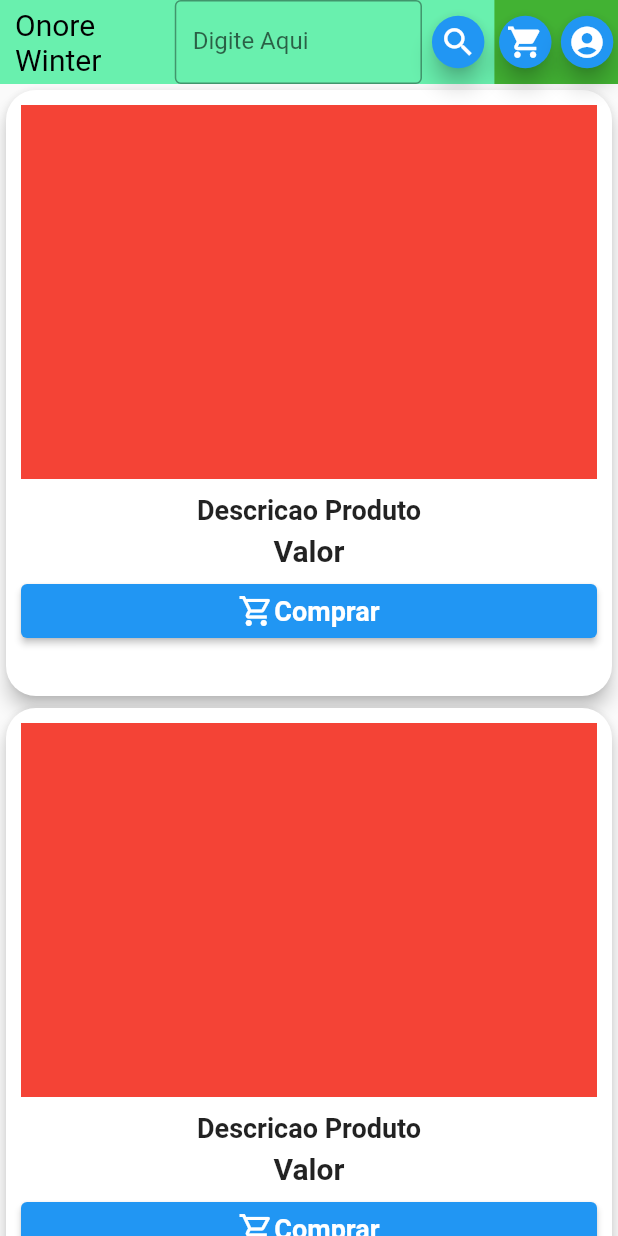
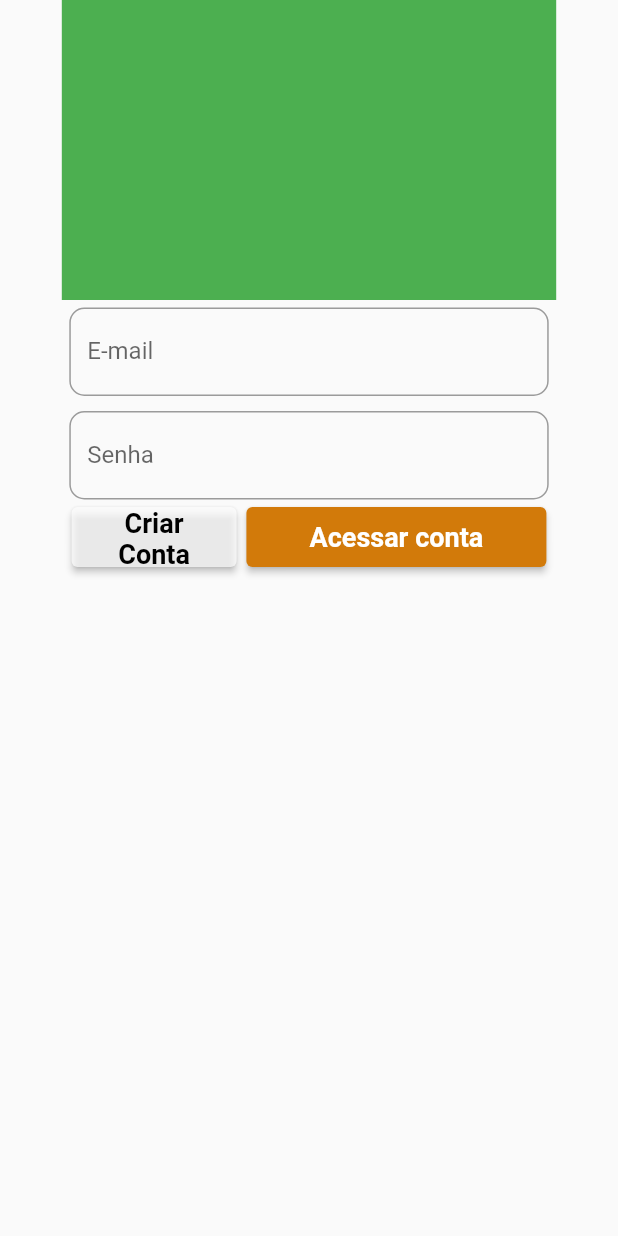
Before and after one commit to Tiodirca/OnoreWinter, a Flutter app: the screen it shows after launch, on a phone screen of 412 x 824 dp. Run offline on Flutter 3.47's test engine with Material 2 defaults, Android fonts, the phone set to English and light mode, and no system bars.

Commit message:
adicao de tela de login

```diff
--- /dev/null
+++ b/lib/Modelo/login.dart
@@ -0,0 +1,6 @@
+class Login {
+  String email;
+  String senha;
+
+  Login({required this.email, required this.senha});
+}
--- /dev/null
+++ b/lib/Telas/tela_login.dart
@@ -0,0 +1,110 @@
+import 'package:flutter/material.dart';
+
+import '../Uteis/paleta_cores.dart';
+import '../Uteis/textos.dart';
+import '../Widgets/campo_formulario.dart';
+
+class TelaLogin extends StatefulWidget {
+  const TelaLogin({Key? key}) : super(key: key);
+
+  @override
+  State<TelaLogin> createState() => _TelaLoginState();
+}
+
+class _TelaLoginState extends State<TelaLogin> {
+  TextEditingController controllerEmail = TextEditingController(text: "");
+  TextEditingController controllerSenha = TextEditingController(text: "");
+  final chaveFormulario = GlobalKey<FormState>();
+
+  @override
+  Widget build(BuildContext context) {
+    double larguraTela = MediaQuery.of(context).size.width;
+    double alturaTela = MediaQuery.of(context).size.height;
+    double alturaBarraStatus = MediaQuery.of(context).padding.top;
+    double alturaAppBar = AppBar().preferredSize.height;
+    return Scaffold(
+      body: SizedBox(
+          height: alturaTela,
+          width: larguraTela,
+          child: Column(
+            mainAxisAlignment: MainAxisAlignment.start,
+            children: [
+              SizedBox(
+                width: larguraTela * 0.8,
+                child: Column(
+                  children: [
+                    Container(
+                      height: 200,
+                      width: larguraTela,
+                      color: Colors.green,
+                    ),
+                    Form(
+                        key: chaveFormulario,
+                        child: Column(
+                          children: [
+                            CampoFormulario(
+                              controller: controllerEmail,
+                              label: Textos.labelEmail,
+                            ),
+                            CampoFormulario(
+                              controller: controllerSenha,
+                              label: Textos.labelSenha,
+                            ),
+                          ],
+                        )),
+                    // BOTOES DE ACAO
+                    Row(
+                      mainAxisAlignment: MainAxisAlignment.spaceEvenly,
+                      children: [
+                        SizedBox(
+                          height: 40,
+                          width: 110,
+                          child: ElevatedButton(
+                              style: ElevatedButton.styleFrom(
+                                backgroundColor: Colors.white70,
+                              ),
+                              onPressed: () {
+                                // if (chaveFormulario.currentState!.validate()) {
+                                //   print(controllerEmail.text);
+                                //   print(controllerSenha.text);
+                                // }
+                              },
+                              child: Text(
+                                Textos.btnCriarConta,
+                                style: const TextStyle(
+                                    fontSize: 18,
+                                    fontWeight: FontWeight.bold,
+                                    color: Colors.black),
+                                textAlign: TextAlign.center,
+                              )),
+                        ),
+                        SizedBox(
+                          height: 40,
+                          width: 200,
+                          child: ElevatedButton(
+                              style: ElevatedButton.styleFrom(
+                                backgroundColor: PaletaCores.corCastanho,
+                              ),
+                              onPressed: () {
+                                if (chaveFormulario.currentState!.validate()) {
+                                  print(controllerEmail.text);
+                                  print(controllerSenha.text);
+                                }
+                              },
+                              child: Text(
+                                Textos.btnAcessar,
+                                style: const TextStyle(
+                                    fontSize: 18, fontWeight: FontWeight.bold),
+                                textAlign: TextAlign.center,
+                              )),
+                        )
+                      ],
+                    )
+                  ],
+                ),
+              ),
+            ],
+          )),
+    );
+  }
+}
--- /dev/null
+++ b/lib/Uteis/constantes.dart
@@ -0,0 +1,12 @@
+class Constantes {
+  static const rotasTelaInicial = "telaInicial";
+  static const rotasTelaLogin = "telaLogin";
+
+
+
+
+
+
+
+
+}
--- a/lib/Uteis/paleta_cores.dart
+++ b/lib/Uteis/paleta_cores.dart
@@ -1,6 +1,9 @@
 import 'package:flutter/cupertino.dart';
 
 class PaletaCores {
-  static const Color corVerde = Color(0xff42b233);
-  static const Color corVerde2 = Color(0xff14c545);
+  static const Color corAzul = Color(0xff1f2a65);
+  static const Color corAzulClaro = Color(0xff0e4bef);
+  static const Color corCastanho = Color(0xffd27a0a);
+  static const Color corOuro = Color(0xffdaa520);
+  static const Color corVerde = Color(0xff14c545);
 }
--- /dev/null
+++ b/lib/Uteis/rotas.dart
@@ -0,0 +1,41 @@
+import 'package:flutter/cupertino.dart';
+import 'package:flutter/material.dart';
+import 'package:onorewinter/Telas/tela_inicial.dart';
+import 'package:onorewinter/Telas/tela_login.dart';
+
+import 'constantes.dart';
+
+class Rotas {
+  static GlobalKey<NavigatorState>? navigatorKey = GlobalKey<NavigatorState>();
+
+  static Route<dynamic> generateRoute(RouteSettings settings) {
+    // Recebe os parâmetros na chamada do Navigator.
+    final args = settings.arguments;
+    switch (settings.name) {
+      case Constantes.rotasTelaInicial:
+        return MaterialPageRoute(builder: (_) => const TelaInicial());
+      case Constantes.rotasTelaLogin:
+        return MaterialPageRoute(builder: (_) => const TelaLogin());
+    }
+    // Se o argumento não é do tipo correto, retorna erro
+    return erroRota(settings);
+  }
+
+  //metodo para exibir tela de erro
+  static Route<dynamic> erroRota(RouteSettings settings) {
+    return MaterialPageRoute(builder: (_) {
+      return Scaffold(
+        appBar: AppBar(
+          backgroundColor: Colors.red,
+          title: const Text("Telas não encontrada!"),
+        ),
+        body: Container(
+          color: Colors.red,
+          child: const Center(
+            child: Text("Telas não encontrada."),
+          ),
+        ),
+      );
+    });
+  }
+}
--- a/lib/Uteis/textos.dart
+++ b/lib/Uteis/textos.dart
@@ -5,7 +5,17 @@ class Textos {
   static String hintBarraPesquisa = "Digite Aqui";
 
   static String btnComprar = "Comprar";
+  static String btnAcessar = "Acessar conta";
+  static String btnCriarConta = "Criar Conta";
+
+  static String hintCampoFormulario = "Digite aqui";
+
+  static String erroCampoFormVazio = "Preencha este campo para prosseguir";
 
   // Textos das CATEGORIAS
   static String categoriaDescricao = "Categorias";
+
+  // Textos TELA LOGIN
+  static String labelEmail = "E-mail";
+  static String labelSenha = "Senha";
 }
--- a/lib/Widgets/app_bar_widget.dart
+++ b/lib/Widgets/app_bar_widget.dart
@@ -15,13 +15,11 @@ class AppBarWidget extends StatelessWidget implements PreferredSizeWidget {
     return Container(
       margin: EdgeInsets.only(top: alturaBarraStatus),
       width: larguraTela,
-      color: PaletaCores.corVerde,
+      color: PaletaCores.corAzul,
       child: Row(
         children: [
           Expanded(
               flex: 4,
-              child: Container(
-                color: Colors.greenAccent,
               child: Row(
                 children: [
                   Expanded(
@@ -31,24 +29,29 @@ class AppBarWidget extends StatelessWidget implements PreferredSizeWidget {
                         child: Text(Textos.nomeAplicacao,
                             textAlign: TextAlign.start,
                             style: const TextStyle(
-                                fontSize: 20, color: Colors.black)),
-                      )
-                    ),
+                                fontWeight: FontWeight.bold,
+                                fontSize: 20,
+                                color: Colors.white)),
+                      )),
                   Expanded(
                       flex: 2,
                       child: Row(
-                          mainAxisAlignment: MainAxisAlignment.spaceEvenly,
+                        mainAxisAlignment: MainAxisAlignment.center,
                         crossAxisAlignment: CrossAxisAlignment.center,
                         children: [
-                            SizedBox(
+                          Container(
+                            margin: const EdgeInsets.all(5),
                             width: larguraTela * 0.4,
                             child: TextField(
                               decoration: InputDecoration(
-                                    border: const OutlineInputBorder(
-                                      borderSide: BorderSide(width: 2),
+                                  border: OutlineInputBorder(
+                                    borderSide: const BorderSide(
+                                        width: 1, color: Colors.white),
+                                    borderRadius: BorderRadius.circular(10),
                                   ),
+                                  hintStyle:
+                                      const TextStyle(color: Colors.black),
                                   hintText: Textos.hintBarraPesquisa),
-                                style: const TextStyle(),
                             ),
                           ),
                           SizedBox(
@@ -56,20 +59,20 @@ class AppBarWidget extends StatelessWidget implements PreferredSizeWidget {
                             height: 35,
                             child: FloatingActionButton(
                               onPressed: () {},
+                              backgroundColor: PaletaCores.corOuro,
                               hoverElevation: 10,
-                                hoverColor: Colors.lightGreen,
+                              hoverColor: PaletaCores.corVerde,
                               child: const Icon(Icons.search, size: 25),
                             ),
                           ),
                         ],
                       ))
                 ],
-                ),
               )),
           Expanded(
               flex: 1,
               child: Row(
-                mainAxisAlignment: MainAxisAlignment.spaceAround,
+                mainAxisAlignment: MainAxisAlignment.end,
                 children: [
                   SizedBox(
                     width: 35,
@@ -85,7 +88,7 @@ class AppBarWidget extends StatelessWidget implements PreferredSizeWidget {
                     height: 35,
                     child: FloatingActionButton(
                       onPressed: () {},
-                      hoverColor: PaletaCores.corVerde2,
+                      hoverColor: PaletaCores.corVerde,
                       child: const Icon(Icons.account_circle, size: 25),
                     ),
                   ),
--- /dev/null
+++ b/lib/Widgets/campo_formulario.dart
@@ -0,0 +1,37 @@
+import 'package:flutter/material.dart';
+
+import '../Uteis/textos.dart';
+
+class CampoFormulario extends StatelessWidget {
+  CampoFormulario(
+      {Key? key,
+      required this.label,
+      required this.controller})
+      : super(key: key);
+
+  String label;
+  TextEditingController controller;
+
+  @override
+  Widget build(BuildContext context) {
+    return Container(
+      margin: const EdgeInsets.all(5),
+      child: TextFormField(
+        controller: controller,
+        validator: (value) {
+          if (value!.isEmpty) {
+            return Textos.erroCampoFormVazio;
+          }
+          return null;
+        },
+        decoration: InputDecoration(
+            border: OutlineInputBorder(
+              borderSide: const BorderSide(width: 1, color: Colors.white),
+              borderRadius: BorderRadius.circular(10),
+            ),
+            labelText: label,
+            hintStyle: const TextStyle(color: Colors.black)),
+      ),
+    );
+  }
+}
--- a/lib/Widgets/card_produto.dart
+++ b/lib/Widgets/card_produto.dart
@@ -1,9 +1,13 @@
 import 'package:flutter/material.dart';
+import 'package:onorewinter/Modelo/produto.dart';
+import 'package:onorewinter/Uteis/paleta_cores.dart';
 
 import '../Uteis/textos.dart';
 
 class CardProduto extends StatefulWidget {
-  const CardProduto({Key? key}) : super(key: key);
+  CardProduto({Key? key, required this.produto}) : super(key: key);
+
+  Produto produto;
 
   @override
   State<CardProduto> createState() => _CardProdutoState();
@@ -27,23 +31,24 @@ class _CardProdutoState extends State<CardProduto> {
               )),
           Expanded(
             flex: 1,
-              child: SingleChildScrollView(
             child: Column(
               children: [
                 SizedBox(
                     width: larguraTela,
-                        child: const Text(
-                          "Descricao Produto",
-                          style: TextStyle(
+                    child: Text(
+                      widget.produto.descricao,
+                      maxLines: 2,
+                      style: const TextStyle(
                           fontSize: 18, fontWeight: FontWeight.bold),
                       textAlign: TextAlign.center,
                     )),
                 Container(
-                        margin: const EdgeInsets.all(5),
+                    margin: const EdgeInsets.only(
+                        left: 5.0, top: 20.0, bottom: 20.0, right: 5.0),
                     width: larguraTela,
-                        child: const Text(
-                          "Valor",
-                          style: TextStyle(
+                    child: Text(
+                      "RS ${widget.produto.valor.toString()}",
+                      style: const TextStyle(
                           fontSize: 20, fontWeight: FontWeight.bold),
                       textAlign: TextAlign.center,
                     )),
@@ -51,6 +56,9 @@ class _CardProdutoState extends State<CardProduto> {
                   margin: const EdgeInsets.symmetric(horizontal: 10.0),
                   width: larguraTela,
                   child: ElevatedButton(
+                    style: ElevatedButton.styleFrom(
+                      backgroundColor: PaletaCores.corOuro,
+                    ),
                     onPressed: () {},
                     child: Row(
                       mainAxisAlignment: MainAxisAlignment.center,
@@ -68,7 +76,7 @@ class _CardProdutoState extends State<CardProduto> {
                 )
               ],
             ),
-              ))
+          )
         ],
       ),
     );
--- a/lib/main.dart
+++ b/lib/main.dart
@@ -1,5 +1,7 @@
 import 'package:flutter/material.dart';
-import 'package:onorewinter/Telas/tela_inicial.dart';
+import 'package:onorewinter/Uteis/rotas.dart';
+
+import 'Uteis/constantes.dart';
 
 void main() {
   runApp(const MyApp());
@@ -14,7 +16,8 @@ class MyApp extends StatelessWidget {
       theme: ThemeData(
         primarySwatch: Colors.blue,
       ),
-      home: const TelaInicial(),
+      initialRoute: Constantes.rotasTelaLogin,
+      onGenerateRoute: Rotas.generateRoute,
     );
   }
 }
```
Also changed, not shown: lib/Telas/tela_cadastro.dart (added, +15 -0 lines), lib/Telas/tela_inicial.dart (+61 -16 lines). Lines whose indentation alone changed are shown as unchanged.
